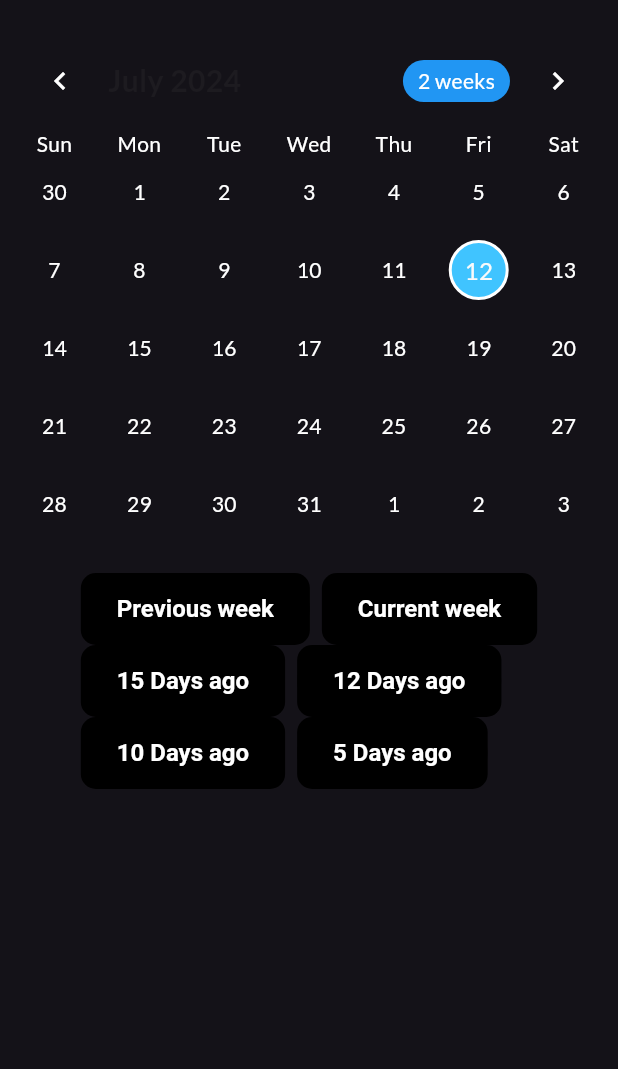
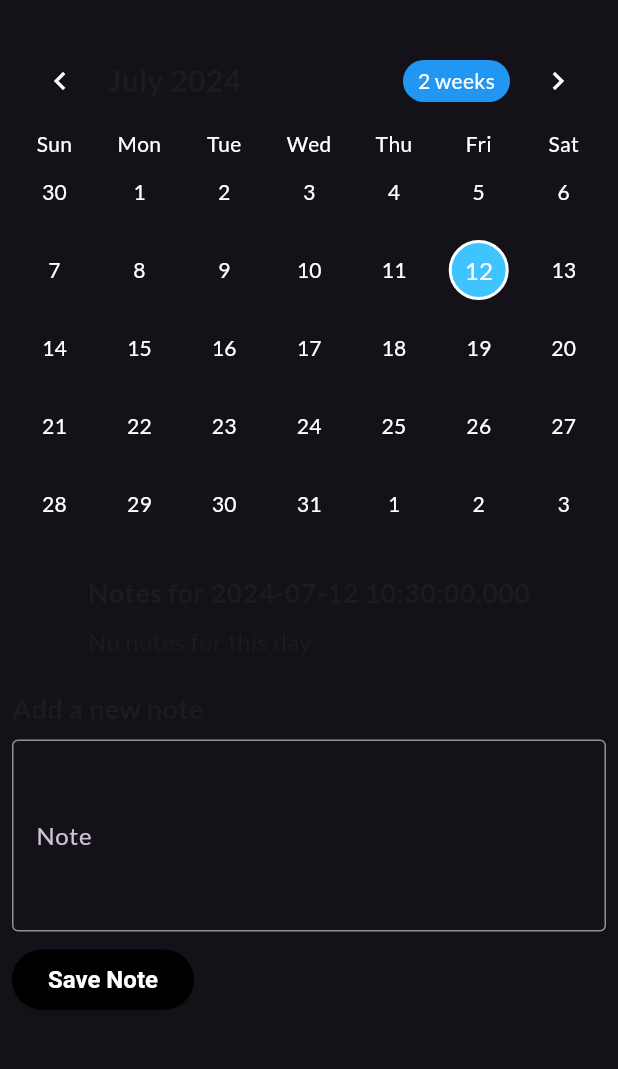
Before and after one commit to aadarshk7/Calender-App, a Flutter app: the CalendarHomePage screen opened by its route, after a tap on the "dark mode" icon, on a phone screen of 412 x 824 dp, the part 63-1132 px from its top. Run offline on Flutter 3.47's test engine with Material 3 defaults, Android fonts, the phone set to English and light mode, and no system bars; drawn by our look-alikes of table_calendar; our stand-ins replace google_fonts, shared_preferences; accounts and stored records are empty; statements that could not run were skipped.

Commit message:
Calender app

```diff
--- a/lib/main.dart
+++ b/lib/main.dart
@@ -1,8 +1,9 @@
 import 'package:flutter/material.dart';
 import 'package:table_calendar/table_calendar.dart';
 import 'package:google_fonts/google_fonts.dart';
-import 'package:animations/animations.dart';
-import 'splash_screen.dart';
+import 'package:shared_preferences/shared_preferences.dart';
+import 'dart:convert';
+import 'splashscreen.dart';
 
 void main() {
   runApp(CalendarApp());
@@ -26,7 +27,8 @@ class _CalendarAppState extends State<CalendarApp> {
         textTheme: GoogleFonts.latoTextTheme(Theme.of(context).textTheme),
         elevatedButtonTheme: ElevatedButtonThemeData(
           style: ElevatedButton.styleFrom(
-            foregroundColor: Colors.white, backgroundColor: Colors.black, // Text color
+            primary: Colors.black, // Background color
+            onPrimary: Colors.white, // Text color
             textStyle: TextStyle(fontSize: 16, fontWeight: FontWeight.bold),
           ),
         ),
@@ -60,6 +62,7 @@ class _CalendarHomePageState extends State<CalendarHomePage> {
   late CalendarFormat _calendarFormat;
   late DateTime _focusedDay;
   late DateTime _selectedDay;
+  late Map<String, String> _notes;
 
   @override
   void initState() {
@@ -67,6 +70,28 @@ class _CalendarHomePageState extends State<CalendarHomePage> {
     _calendarFormat = CalendarFormat.month;
     _focusedDay = DateTime.now();
     _selectedDay = DateTime.now();
+    _notes = {};
+    _loadNotes();
+  }
+
+  Future<void> _loadNotes() async {
+    final prefs = await SharedPreferences.getInstance();
+    setState(() {
+      _notes = Map<String, String>.from(
+          json.decode(prefs.getString('notes') ?? '{}'));
+    });
+  }
+
+  Future<void> _saveNote() async {
+    final prefs = await SharedPreferences.getInstance();
+    await prefs.setString('notes', json.encode(_notes));
+  }
+
+  void _addNoteForSelectedDay(String note) {
+    setState(() {
+      _notes[_selectedDay.toString()] = note;
+    });
+    _saveNote();
   }
 
   @override
@@ -153,41 +178,8 @@ class _CalendarHomePageState extends State<CalendarHomePage> {
                 ),
               ),
               SizedBox(height: 20),
-              Wrap(
-                spacing: 8.0,
-                children: [
-                  _buildAnimatedButton('Previous week', () {
-                    setState(() {
-                      _focusedDay = DateTime.now().subtract(Duration(days: 7));
-                    });
-                  }),
-                  _buildAnimatedButton('Current week', () {
-                    setState(() {
-                      _focusedDay = DateTime.now();
-                    });
-                  }),
-                  _buildAnimatedButton('15 Days ago', () {
-                    setState(() {
-                      _focusedDay = DateTime.now().subtract(Duration(days: 15));
-                    });
-                  }),
-                  _buildAnimatedButton('12 Days ago', () {
-                    setState(() {
-                      _focusedDay = DateTime.now().subtract(Duration(days: 12));
-                    });
-                  }),
-                  _buildAnimatedButton('10 Days ago', () {
-                    setState(() {
-                      _focusedDay = DateTime.now().subtract(Duration(days: 10));
-                    });
-                  }),
-                  _buildAnimatedButton('5 Days ago', () {
-                    setState(() {
-                      _focusedDay = DateTime.now().subtract(Duration(days: 5));
-                    });
-                  }),
-                ],
-              ),
+              _buildNotesSection(),
+              _buildAddNoteSection(),
             ],
           ),
         ),
@@ -195,23 +187,53 @@ class _CalendarHomePageState extends State<CalendarHomePage> {
     );
   }
 
-  Widget _buildAnimatedButton(String text, VoidCallback onPressed) {
-    return OpenContainer(
-      transitionType: ContainerTransitionType.fade,
-      openBuilder: (context, _) => Scaffold(
-        appBar: AppBar(title: Text(text)),
-        body: Center(child: Text(text)),
-      ),
-      closedElevation: 0,
-      closedShape: RoundedRectangleBorder(
-        borderRadius: BorderRadius.circular(10),
-      ),
-      closedColor: Colors.black,
-      openColor: Colors.white,
-      closedBuilder: (context, openContainer) => ElevatedButton(
-        onPressed: onPressed,
-        child: Text(text, style: TextStyle(color: Colors.white)),
-      ),
+  Widget _buildNotesSection() {
+    final note = _notes[_selectedDay.toString()];
+    return Column(
+      crossAxisAlignment: CrossAxisAlignment.start,
+      children: [
+        Text(
+          'Notes for ${_selectedDay.toLocal()}',
+          style: TextStyle(fontSize: 18, fontWeight: FontWeight.bold),
+        ),
+        SizedBox(height: 8),
+        note != null
+            ? Text(note, style: TextStyle(fontSize: 16))
+            : Text('No notes for this day', style: TextStyle(fontSize: 16)),
+        SizedBox(height: 20),
+      ],
+    );
+  }
+
+  Widget _buildAddNoteSection() {
+    final TextEditingController _noteController = TextEditingController();
+    return Column(
+      crossAxisAlignment: CrossAxisAlignment.start,
+      children: [
+        Text(
+          'Add a new note',
+          style: TextStyle(fontSize: 18, fontWeight: FontWeight.bold),
+        ),
+        SizedBox(height: 8),
+        TextField(
+          controller: _noteController,
+          decoration: InputDecoration(
+            border: OutlineInputBorder(),
+            labelText: 'Note',
+          ),
+          maxLines: 4,
+        ),
+        SizedBox(height: 8),
+        ElevatedButton(
+          onPressed: () {
+            if (_noteController.text.isNotEmpty) {
+              _addNoteForSelectedDay(_noteController.text);
+              _noteController.clear();
+            }
+          },
+          child: Text('Save Note'),
+        ),
+      ],
     );
   }
 }
```
